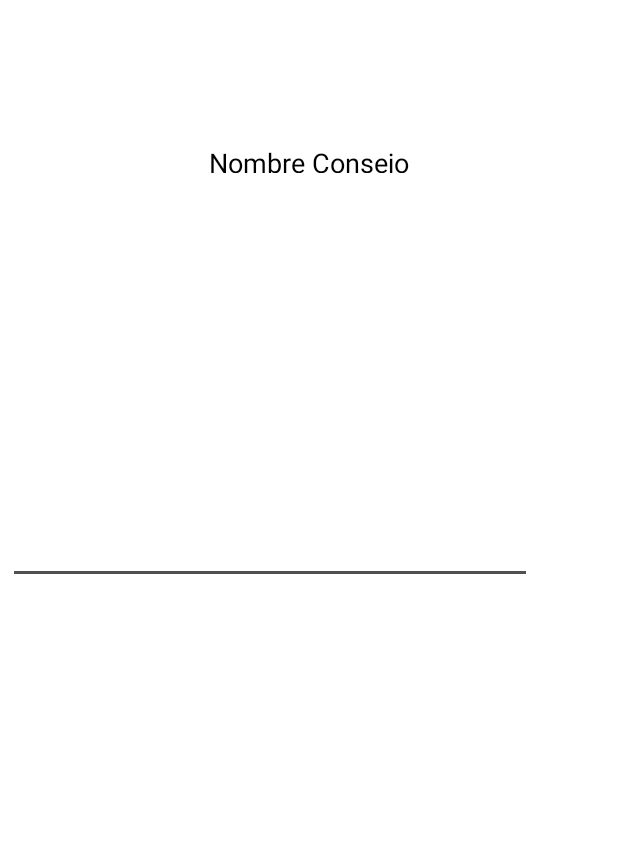
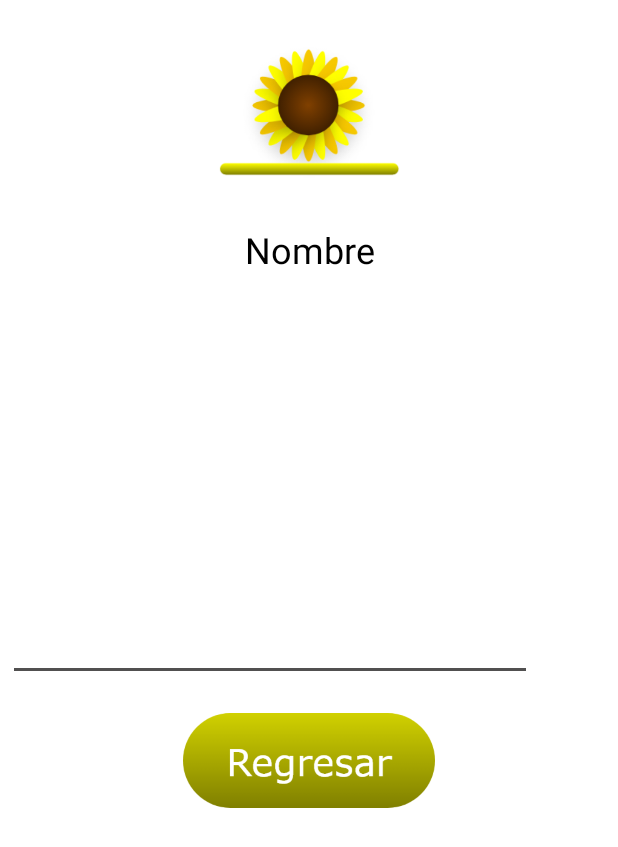
Before and after one commit to Bernardo-GD/AsPapp0.5, an Android app: the layout activity_consejo_individual.xml on its own in the app's theme, with its tools: preview values and no code run, on a phone screen of 412 x 824 dp. Shown: the top 847 px of the screen. Run offline under Robolectric (Android 15) with nearby library versions, the phone set to English and light mode, and no system bars.

Commit message:
Terminando Consejos Uno

```diff
--- a/app/src/main/res/layout/activity_consejo_individual.xml
+++ b/app/src/main/res/layout/activity_consejo_individual.xml
@@ -15,19 +15,44 @@
         android:ems="10"
         android:gravity="start|top"
         android:inputType="textMultiLine"
+        android:textAlignment="center"
         android:textColor="#000000"
         app:layout_constraintStart_toStartOf="parent"
-        app:layout_constraintTop_toBottomOf="@+id/textView20" />
+        app:layout_constraintTop_toBottomOf="@+id/txt_TituloTema" />
 
     <TextView
-        android:id="@+id/textView20"
-        android:layout_width="133dp"
-        android:layout_height="19dp"
-        android:layout_marginTop="96dp"
+        android:id="@+id/txt_TituloTema"
+        android:layout_width="150dp"
+        android:layout_height="30dp"
+        android:layout_marginTop="150dp"
         android:text="@string/PruebaConsejos"
+        android:textAlignment="center"
+        android:textAppearance="@style/TextAppearance.AppCompat.Body1"
         android:textColor="#000000"
-        android:textSize="18sp"
+        android:textSize="24sp"
         app:layout_constraintEnd_toEndOf="parent"
         app:layout_constraintStart_toStartOf="parent"
         app:layout_constraintTop_toTopOf="parent" />
+
+    <ImageView
+        android:id="@+id/imageView40"
+        android:layout_width="168dp"
+        android:layout_height="66dp"
+        android:layout_marginTop="20dp"
+        android:contentDescription="@string/descripcionImagenes"
+        android:onClick="regrearCategoria"
+        app:layout_constraintEnd_toEndOf="parent"
+        app:layout_constraintStart_toStartOf="parent"
+        app:layout_constraintTop_toBottomOf="@+id/textoConsejo"
+        app:srcCompat="@drawable/regresar_consejos_general" />
+
+    <ImageView
+        android:id="@+id/imageView41"
+        android:layout_width="150dp"
+        android:layout_height="150dp"
+        android:contentDescription="@string/descripcionImagenes"
+        app:layout_constraintEnd_toEndOf="parent"
+        app:layout_constraintStart_toStartOf="parent"
+        app:layout_constraintTop_toTopOf="parent"
+        app:srcCompat="@drawable/s_icono_menu_consejos" />
 </androidx.constraintlayout.widget.ConstraintLayout>
```
Also changed, not shown: app/src/main/java/com/pachoncito/aspapp/ConsejoIndividual.java (+37 -2 lines), app/src/main/java/com/pachoncito/aspapp/ConsejosCategoria.java (+42 -0 lines), app/src/main/res/layout/activity_consejos_categoria.xml (+22 -5 lines), app/src/main/res/values/strings.xml (+8 -0 lines), app/src/main/res/drawable-v24/regresar_consejos_general.png (added).
